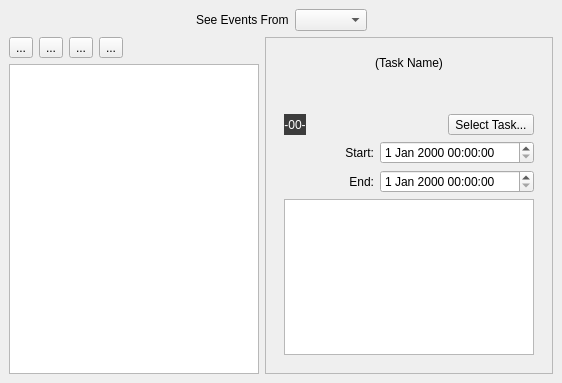
Qt form Charm/EventView.ui (KDAB/Charm) before a commit.
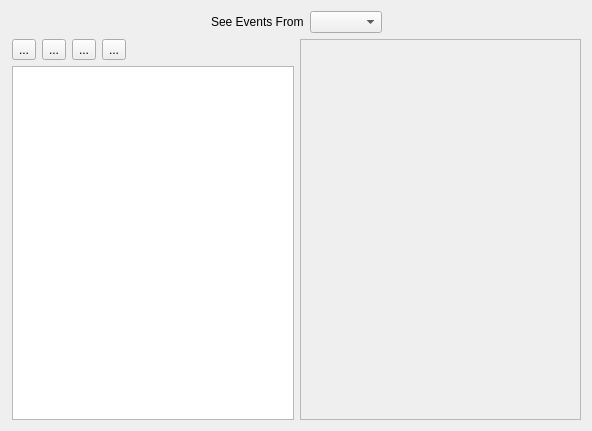
The same form after that commit. The open tabs and pages were chosen to show the change.

Commit message: finish refactoring: event editing is now modal

What changed in the file:
```diff
--- a/Charm/EventView.ui
+++ b/Charm/EventView.ui
@@ -5,564 +5,25 @@
    <rect>
     <x>0</x>
     <y>0</y>
-    <width>562</width>
-    <height>383</height>
+    <width>592</width>
+    <height>431</height>
    </rect>
   </property>
+  <property name="sizePolicy" >
+   <sizepolicy vsizetype="Preferred" hsizetype="Preferred" >
+    <horstretch>0</horstretch>
+    <verstretch>0</verstretch>
+   </sizepolicy>
+  </property>
   <property name="windowTitle" >
    <string>Event Editor</string>
   </property>
-  <layout class="QGridLayout" >
-   <property name="margin" >
-    <number>9</number>
+  <layout class="QGridLayout" name="gridLayout" >
+   <property name="leftMargin" >
+    <number>12</number>
    </property>
-   <property name="spacing" >
-    <number>6</number>
-   </property>
-   <item row="1" column="1" >
-    <widget class="QFrame" name="frame" >
-     <property name="frameShape" >
-      <enum>QFrame::StyledPanel</enum>
-     </property>
-     <property name="frameShadow" >
-      <enum>QFrame::Raised</enum>
-     </property>
-     <layout class="QVBoxLayout" >
-      <property name="margin" >
-       <number>9</number>
-      </property>
-      <property name="spacing" >
-       <number>6</number>
-      </property>
-      <item>
-       <widget class="QStackedWidget" name="stackedWidget" >
-        <property name="currentIndex" >
-         <number>0</number>
-        </property>
-        <widget class="QWidget" name="pageEvent" >
-         <layout class="QGridLayout" >
-          <property name="margin" >
-           <number>9</number>
-          </property>
-          <property name="spacing" >
-           <number>6</number>
-          </property>
-          <item row="1" column="0" >
-           <widget class="QLabel" name="labelWeekNumber" >
-            <property name="sizePolicy" >
-             <sizepolicy>
-              <hsizetype>4</hsizetype>
-              <vsizetype>5</vsizetype>
-              <horstretch>0</horstretch>
-              <verstretch>0</verstretch>
-             </sizepolicy>
-            </property>
-            <property name="palette" >
-             <palette>
-              <active>
-               <colorrole role="WindowText" >
-                <brush brushstyle="SolidPattern" >
-                 <color alpha="255" >
-                  <red>255</red>
-                  <green>255</green>
-                  <blue>255</blue>
-                 </color>
-                </brush>
-               </colorrole>
-               <colorrole role="Button" >
-                <brush brushstyle="SolidPattern" >
-                 <color alpha="255" >
-                  <red>60</red>
-                  <green>60</green>
-                  <blue>60</blue>
-                 </color>
-                </brush>
-               </colorrole>
-               <colorrole role="Light" >
-                <brush brushstyle="SolidPattern" >
-                 <color alpha="255" >
-                  <red>90</red>
-                  <green>90</green>
-                  <blue>90</blue>
-                 </color>
-                </brush>
-               </colorrole>
-               <colorrole role="Midlight" >
-                <brush brushstyle="SolidPattern" >
-                 <color alpha="255" >
-                  <red>75</red>
-                  <green>75</green>
-                  <blue>75</blue>
-                 </color>
-                </brush>
-               </colorrole>
-               <colorrole role="Dark" >
-                <brush brushstyle="SolidPattern" >
-                 <color alpha="255" >
-                  <red>30</red>
-                  <green>30</green>
-                  <blue>30</blue>
-                 </color>
-                </brush>
-               </colorrole>
-               <colorrole role="Mid" >
-                <brush brushstyle="SolidPattern" >
-                 <color alpha="255" >
-                  <red>40</red>
-                  <green>40</green>
-                  <blue>40</blue>
-                 </color>
-                </brush>
-               </colorrole>
-               <colorrole role="Text" >
-                <brush brushstyle="SolidPattern" >
-                 <color alpha="255" >
-                  <red>255</red>
-                  <green>255</green>
-                  <blue>255</blue>
-                 </color>
-                </brush>
-               </colorrole>
-               <colorrole role="BrightText" >
-                <brush brushstyle="SolidPattern" >
-                 <color alpha="255" >
-                  <red>255</red>
-                  <green>255</green>
-                  <blue>255</blue>
-                 </color>
-                </brush>
-               </colorrole>
-               <colorrole role="ButtonText" >
-                <brush brushstyle="SolidPattern" >
-                 <color alpha="255" >
-                  <red>255</red>
-                  <green>255</green>
-                  <blue>255</blue>
-                 </color>
-                </brush>
-               </colorrole>
-               <colorrole role="Base" >
-                <brush brushstyle="SolidPattern" >
-                 <color alpha="255" >
-                  <red>0</red>
-                  <green>0</green>
-                  <blue>0</blue>
-                 </color>
-                </brush>
-               </colorrole>
-               <colorrole role="Window" >
-                <brush brushstyle="SolidPattern" >
-                 <color alpha="255" >
-                  <red>60</red>
-                  <green>60</green>
-                  <blue>60</blue>
-                 </color>
-                </brush>
-               </colorrole>
-               <colorrole role="Shadow" >
-                <brush brushstyle="SolidPattern" >
-                 <color alpha="255" >
-                  <red>0</red>
-                  <green>0</green>
-                  <blue>0</blue>
-                 </color>
-                </brush>
-               </colorrole>
-               <colorrole role="AlternateBase" >
-                <brush brushstyle="SolidPattern" >
-                 <color alpha="255" >
-                  <red>30</red>
-                  <green>30</green>
-                  <blue>30</blue>
-                 </color>
-                </brush>
-               </colorrole>
-              </active>
-              <inactive>
-               <colorrole role="WindowText" >
-                <brush brushstyle="SolidPattern" >
-                 <color alpha="255" >
-                  <red>255</red>
-                  <green>255</green>
-                  <blue>255</blue>
-                 </color>
-                </brush>
-               </colorrole>
-               <colorrole role="Button" >
-                <brush brushstyle="SolidPattern" >
-                 <color alpha="255" >
-                  <red>60</red>
-                  <green>60</green>
-                  <blue>60</blue>
-                 </color>
-                </brush>
-               </colorrole>
-               <colorrole role="Light" >
-                <brush brushstyle="SolidPattern" >
-                 <color alpha="255" >
-                  <red>90</red>
-                  <green>90</green>
-                  <blue>90</blue>
-                 </color>
-                </brush>
-               </colorrole>
-               <colorrole role="Midlight" >
-                <brush brushstyle="SolidPattern" >
-                 <color alpha="255" >
-                  <red>75</red>
-                  <green>75</green>
-                  <blue>75</blue>
-                 </color>
-                </brush>
-               </colorrole>
-               <colorrole role="Dark" >
-                <brush brushstyle="SolidPattern" >
-                 <color alpha="255" >
-                  <red>30</red>
-                  <green>30</green>
-                  <blue>30</blue>
-                 </color>
-                </brush>
-               </colorrole>
-               <colorrole role="Mid" >
-                <brush brushstyle="SolidPattern" >
-                 <color alpha="255" >
-                  <red>40</red>
-                  <green>40</green>
-                  <blue>40</blue>
-                 </color>
-                </brush>
-               </colorrole>
-               <colorrole role="Text" >
-                <brush brushstyle="SolidPattern" >
-                 <color alpha="255" >
-                  <red>255</red>
-                  <green>255</green>
-                  <blue>255</blue>
-                 </color>
-                </brush>
-               </colorrole>
-               <colorrole role="BrightText" >
-                <brush brushstyle="SolidPattern" >
-                 <color alpha="255" >
-                  <red>255</red>
-                  <green>255</green>
-                  <blue>255</blue>
-                 </color>
-                </brush>
-               </colorrole>
-               <colorrole role="ButtonText" >
-                <brush brushstyle="SolidPattern" >
-                 <color alpha="255" >
-                  <red>255</red>
-                  <green>255</green>
-                  <blue>255</blue>
-                 </color>
-                </brush>
-               </colorrole>
-               <colorrole role="Base" >
-                <brush brushstyle="SolidPattern" >
-                 <color alpha="255" >
-                  <red>0</red>
-                  <green>0</green>
-                  <blue>0</blue>
-                 </color>
-                </brush>
-               </colorrole>
-               <colorrole role="Window" >
-                <brush brushstyle="SolidPattern" >
-                 <color alpha="255" >
-                  <red>60</red>
-                  <green>60</green>
-                  <blue>60</blue>
-                 </color>
-                </brush>
-               </colorrole>
-               <colorrole role="Shadow" >
-                <brush brushstyle="SolidPattern" >
-                 <color alpha="255" >
-                  <red>0</red>
-                  <green>0</green>
-                  <blue>0</blue>
-                 </color>
-                </brush>
-               </colorrole>
-               <colorrole role="AlternateBase" >
-                <brush brushstyle="SolidPattern" >
-                 <color alpha="255" >
-                  <red>30</red>
-                  <green>30</green>
-                  <blue>30</blue>
-                 </color>
-                </brush>
-               </colorrole>
-              </inactive>
-              <disabled>
-               <colorrole role="WindowText" >
-                <brush brushstyle="SolidPattern" >
-                 <color alpha="255" >
-                  <red>30</red>
-                  <green>30</green>
-                  <blue>30</blue>
-                 </color>
-                </brush>
-               </colorrole>
-               <colorrole role="Button" >
-                <brush brushstyle="SolidPattern" >
-                 <color alpha="255" >
-                  <red>60</red>
-                  <green>60</green>
-                  <blue>60</blue>
-                 </color>
-                </brush>
-               </colorrole>
-               <colorrole role="Light" >
-                <brush brushstyle="SolidPattern" >
-                 <color alpha="255" >
-                  <red>90</red>
-                  <green>90</green>
-                  <blue>90</blue>
-                 </color>
-                </brush>
-               </colorrole>
-               <colorrole role="Midlight" >
-                <brush brushstyle="SolidPattern" >
-                 <color alpha="255" >
-                  <red>75</red>
-                  <green>75</green>
-                  <blue>75</blue>
-                 </color>
-                </brush>
-               </colorrole>
-               <colorrole role="Dark" >
-                <brush brushstyle="SolidPattern" >
-                 <color alpha="255" >
-                  <red>30</red>
-                  <green>30</green>
-                  <blue>30</blue>
-                 </color>
-                </brush>
-               </colorrole>
-               <colorrole role="Mid" >
-                <brush brushstyle="SolidPattern" >
-                 <color alpha="255" >
-                  <red>40</red>
-                  <green>40</green>
-                  <blue>40</blue>
-                 </color>
-                </brush>
-               </colorrole>
-               <colorrole role="Text" >
-                <brush brushstyle="SolidPattern" >
-                 <color alpha="255" >
-                  <red>30</red>
-                  <green>30</green>
-                  <blue>30</blue>
-                 </color>
-                </brush>
-               </colorrole>
-               <colorrole role="BrightText" >
-                <brush brushstyle="SolidPattern" >
-                 <color alpha="255" >
-                  <red>255</red>
-                  <green>255</green>
-                  <blue>255</blue>
-                 </color>
-                </brush>
-               </colorrole>
-               <colorrole role="ButtonText" >
-                <brush brushstyle="SolidPattern" >
-                 <color alpha="255" >
-                  <red>30</red>
-                  <green>30</green>
-                  <blue>30</blue>
-                 </color>
-                </brush>
-               </colorrole>
-               <colorrole role="Base" >
-                <brush brushstyle="SolidPattern" >
-                 <color alpha="255" >
-                  <red>60</red>
-                  <green>60</green>
-                  <blue>60</blue>
-                 </color>
-                </brush>
-               </colorrole>
-               <colorrole role="Window" >
-                <brush brushstyle="SolidPattern" >
-                 <color alpha="255" >
-                  <red>60</red>
-                  <green>60</green>
-                  <blue>60</blue>
-                 </color>
-                </brush>
-               </colorrole>
-               <colorrole role="Shadow" >
-                <brush brushstyle="SolidPattern" >
-                 <color alpha="255" >
-                  <red>0</red>
-                  <green>0</green>
-                  <blue>0</blue>
-                 </color>
-                </brush>
-               </colorrole>
-               <colorrole role="AlternateBase" >
-                <brush brushstyle="SolidPattern" >
-                 <color alpha="255" >
-                  <red>60</red>
-                  <green>60</green>
-                  <blue>60</blue>
-                 </color>
-                </brush>
-               </colorrole>
-              </disabled>
-             </palette>
-            </property>
-            <property name="toolTip" >
-             <string>Week Number</string>
-            </property>
-            <property name="autoFillBackground" >
-             <bool>true</bool>
-            </property>
-            <property name="text" >
-             <string>-00-</string>
-            </property>
-            <property name="alignment" >
-             <set>Qt::AlignCenter</set>
-            </property>
-           </widget>
-          </item>
-          <item row="1" column="1" colspan="2" >
-           <spacer>
-            <property name="orientation" >
-             <enum>Qt::Horizontal</enum>
-            </property>
-            <property name="sizeHint" >
-             <size>
-              <width>40</width>
-              <height>20</height>
-             </size>
-            </property>
-           </spacer>
-          </item>
-          <item row="3" column="0" colspan="2" >
-           <widget class="QLabel" name="label_2" >
-            <property name="text" >
-             <string>End:</string>
-            </property>
-            <property name="alignment" >
-             <set>Qt::AlignRight|Qt::AlignTrailing|Qt::AlignVCenter</set>
-            </property>
-           </widget>
-          </item>
-          <item row="2" column="2" colspan="2" >
-           <widget class="QDateTimeEdit" name="dateTimeStart" >
-            <property name="calendarPopup" >
-             <bool>false</bool>
-            </property>
-           </widget>
-          </item>
-          <item row="2" column="0" colspan="2" >
-           <widget class="QLabel" name="label_3" >
-            <property name="text" >
-             <string>Start:</string>
-            </property>
-            <property name="alignment" >
-             <set>Qt::AlignRight|Qt::AlignTrailing|Qt::AlignVCenter</set>
-            </property>
-           </widget>
-          </item>
-          <item row="4" column="0" colspan="4" >
-           <widget class="QTextEdit" name="textEditComment" >
-            <property name="sizePolicy" >
-             <sizepolicy>
-              <hsizetype>7</hsizetype>
-              <vsizetype>7</vsizetype>
-              <horstretch>0</horstretch>
-              <verstretch>3</verstretch>
-             </sizepolicy>
-            </property>
-            <property name="acceptRichText" >
-             <bool>false</bool>
-            </property>
-           </widget>
-          </item>
-          <item row="3" column="2" colspan="2" >
-           <widget class="QDateTimeEdit" name="dateTimeEnd" >
-            <property name="calendarPopup" >
-             <bool>false</bool>
-            </property>
-           </widget>
-          </item>
-          <item row="0" column="0" colspan="4" >
-           <widget class="QLabel" name="labelTaskName" >
-            <property name="sizePolicy" >
-             <sizepolicy>
-              <hsizetype>5</hsizetype>
-              <vsizetype>7</vsizetype>
-              <horstretch>0</horstretch>
-              <verstretch>1</verstretch>
-             </sizepolicy>
-            </property>
-            <property name="text" >
-             <string>(Task Name)</string>
-            </property>
-            <property name="alignment" >
-             <set>Qt::AlignHCenter|Qt::AlignTop</set>
-            </property>
-            <property name="wordWrap" >
-             <bool>true</bool>
-            </property>
-           </widget>
-          </item>
-          <item row="1" column="3" >
-           <widget class="QToolButton" name="buttonSelectTask" >
-            <property name="text" >
-             <string>Select Task...</string>
-            </property>
-           </widget>
-          </item>
-         </layout>
-        </widget>
-        <widget class="QWidget" name="pageNoEvent" >
-         <layout class="QVBoxLayout" >
-          <property name="margin" >
-           <number>9</number>
-          </property>
-          <property name="spacing" >
-           <number>6</number>
-          </property>
-          <item>
-           <widget class="QLabel" name="labelNoEvent" >
-            <property name="text" >
-             <string>&lt;html>&lt;head>&lt;meta name="qrichtext" content="1" />&lt;style type="text/css">
-p, li { white-space: pre-wrap; }
-&lt;/style>&lt;/head>&lt;body style=" font-family:'Lucida Grande'; font-size:13pt; font-weight:400; font-style:normal; text-decoration:none;">
-&lt;p style=" margin-top:0px; margin-bottom:0px; margin-left:0px; margin-right:0px; -qt-block-indent:0; text-indent:0px;">&lt;span style=" font-size:20pt; font-style:italic;">No Event Selected.&lt;/span>&lt;/p>&lt;/body>&lt;/html></string>
-            </property>
-            <property name="alignment" >
-             <set>Qt::AlignCenter</set>
-            </property>
-            <property name="wordWrap" >
-             <bool>true</bool>
-            </property>
-           </widget>
-          </item>
-         </layout>
-        </widget>
-       </widget>
-      </item>
-     </layout>
-    </widget>
-   </item>
    <item row="0" column="0" colspan="2" >
     <layout class="QHBoxLayout" >
-     <property name="margin" >
-      <number>0</number>
-     </property>
-     <property name="spacing" >
-      <number>6</number>
-     </property>
      <item>
       <spacer>
        <property name="orientation" >
@@ -603,20 +64,8 @@
    </item>
    <item row="1" column="0" >
     <layout class="QVBoxLayout" >
-     <property name="margin" >
-      <number>0</number>
-     </property>
-     <property name="spacing" >
-      <number>6</number>
-     </property>
      <item>
       <layout class="QHBoxLayout" >
-       <property name="margin" >
-        <number>0</number>
-       </property>
-       <property name="spacing" >
-        <number>6</number>
-       </property>
        <item>
         <widget class="QToolButton" name="toolButtonPrevious" >
          <property name="text" >
@@ -668,7 +117,7 @@
          <property name="orientation" >
           <enum>Qt::Horizontal</enum>
          </property>
-         <property name="sizeHint" >
+         <property name="sizeHint" stdset="0" >
           <size>
            <width>40</width>
            <height>20</height>
@@ -694,6 +143,80 @@
      </item>
     </layout>
    </item>
+   <item row="1" column="1" >
+    <widget class="QFrame" name="frame" >
+     <property name="frameShape" >
+      <enum>QFrame::StyledPanel</enum>
+     </property>
+     <property name="frameShadow" >
+      <enum>QFrame::Raised</enum>
+     </property>
+     <property name="lineWidth" >
+      <number>0</number>
+     </property>
+     <layout class="QVBoxLayout" >
+      <property name="spacing" >
+       <number>0</number>
+      </property>
+      <property name="margin" >
+       <number>0</number>
+      </property>
+      <item>
+       <widget class="QStackedWidget" name="stackedWidget" >
+        <property name="frameShape" >
+         <enum>QFrame::NoFrame</enum>
+        </property>
+        <property name="lineWidth" >
+         <number>0</number>
+        </property>
+        <property name="currentIndex" >
+         <number>1</number>
+        </property>
+        <widget class="QWidget" name="pageEvent" >
+         <property name="geometry" >
+          <rect>
+           <x>0</x>
+           <y>0</y>
+           <width>272</width>
+           <height>361</height>
+          </rect>
+         </property>
+         <layout class="QGridLayout" />
+         <zorder>listView</zorder>
+        </widget>
+        <widget class="QWidget" name="pageNoEvent" >
+         <property name="geometry" >
+          <rect>
+           <x>0</x>
+           <y>0</y>
+           <width>272</width>
+           <height>361</height>
+          </rect>
+         </property>
+         <layout class="QVBoxLayout" >
+          <item>
+           <widget class="QLabel" name="labelNoEvent" >
+            <property name="text" >
+             <string>&lt;html>&lt;head>&lt;meta name="qrichtext" content="1" />&lt;style type="text/css">
+p, li { white-space: pre-wrap; }
+&lt;/style>&lt;/head>&lt;body style=" font-family:'Lucida Grande'; font-size:13pt; font-weight:400; font-style:normal; text-decoration:none;">
+&lt;p style=" margin-top:0px; margin-bottom:0px; margin-left:0px; margin-right:0px; -qt-block-indent:0; text-indent:0px;">&lt;span style=" font-size:20pt; font-style:italic;">No Event Selected.&lt;/span>&lt;/p>&lt;/body>&lt;/html></string>
+            </property>
+            <property name="alignment" >
+             <set>Qt::AlignCenter</set>
+            </property>
+            <property name="wordWrap" >
+             <bool>true</bool>
+            </property>
+           </widget>
+          </item>
+         </layout>
+        </widget>
+       </widget>
+      </item>
+     </layout>
+    </widget>
+   </item>
   </layout>
  </widget>
  <tabstops>
```
Left out of the diff: 10 changed lines with no effect on the pictures. The commit also changes 8 other files.
